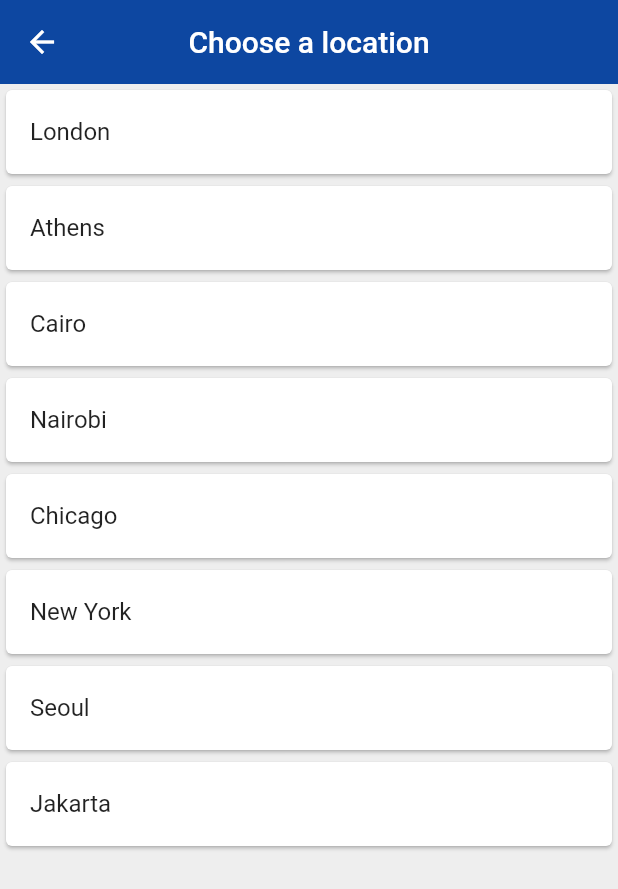
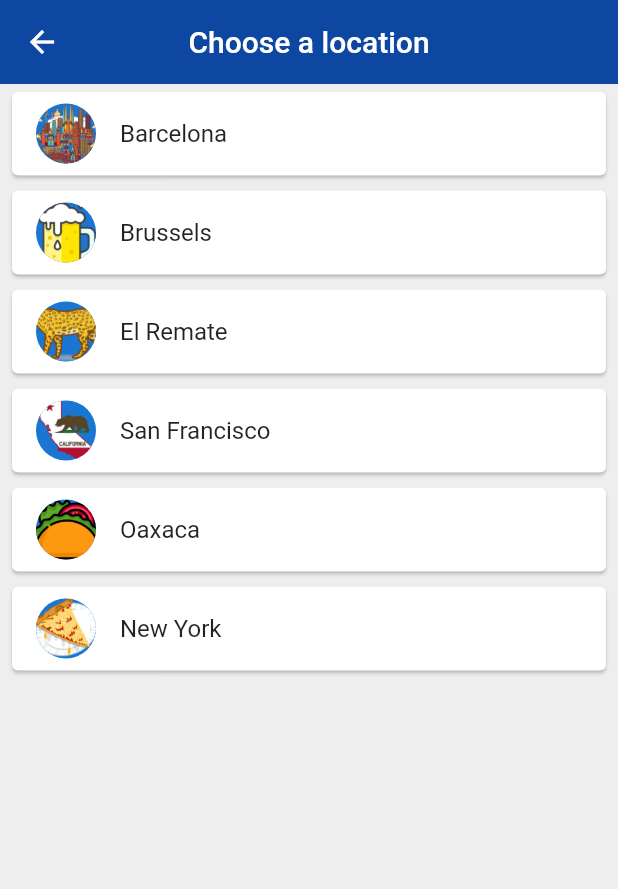
Before and after one commit to MayuRuru/flu_test, a Flutter app: the ChooseLocation screen opened by its route, on a phone screen of 412 x 824 dp. Shown: the top 889 px of the screen. Run offline on Flutter 3.47's test engine with Material 2 defaults, Android fonts, the light colour scheme and no system bars; our stand-ins replace flutter_spinkit; network calls fail.

Commit message:
finish time app

```diff
--- a/lib/WeatherApp/Pages/choose_location.dart
+++ b/lib/WeatherApp/Pages/choose_location.dart
@@ -11,15 +11,28 @@ class ChooseLocation extends StatefulWidget {
 class _ChooseLocationState extends State<ChooseLocation> {
 
   List<WorldTime> locations = [
-    WorldTime(url: 'Europe/London', location: 'London', flag: 'uk.png'),
-    WorldTime(url: 'Europe/Athens', location: 'Athens', flag: 'greece.png'),
-    WorldTime(url: 'Africa/Cairo', location: 'Cairo', flag: 'egypt.png'),
-    WorldTime(url: 'Africa/Nairobi', location: 'Nairobi', flag: 'kenya.png'),
-    WorldTime(url: 'America/Chicago', location: 'Chicago', flag: 'usa.png'),
-    WorldTime(url: 'America/New_York', location: 'New York', flag: 'usa.png'),
-    WorldTime(url: 'Asia/Seoul', location: 'Seoul', flag: 'south_korea.png'),
-    WorldTime(url: 'Asia/Jakarta', location: 'Jakarta', flag: 'indonesia.png'),
+    WorldTime(url: 'Europe/Madrid', location: 'Barcelona', flag: 'bcn.png'),
+    WorldTime(url: 'Europe/Brussels', location: 'Brussels', flag: 'bxl.png'),
+    WorldTime(url: 'America/Tegucigalpa', location: 'El Remate', flag: 'guate.png'),
+    WorldTime(url: 'America/Los_Angeles', location: 'San Francisco', flag: 'sf.png'),
+    WorldTime(url: 'America/Mexico_City', location: 'Oaxaca', flag: 'oax.png'),
+    WorldTime(url: 'America/New_York', location: 'New York', flag: 'ny.png'),
+    //WorldTime(url: 'Asia/Gaza', location: 'Haifa', flag: 'haifa.png'),
+    //WorldTime(url: 'Asia/Jakarta', location: 'Jakarta', flag: 'indonesia.png'),
   ];
+
+  void updateTime(index) async {
+    //store an instance in a variable:
+    WorldTime instanceTime = locations[index];
+    await instanceTime.getTime();
+    //navigate to home screen and pass the data to there:
+    Navigator.pop(context, {
+      'location': instanceTime.location,
+      'time': instanceTime.time,
+      'flag': instanceTime.flag,
+      'isDaytime': instanceTime.isDaytime,
+    });
+  }
 
   @override
   Widget build(BuildContext context) {
@@ -35,10 +48,18 @@ class _ChooseLocationState extends State<ChooseLocation> {
       body: ListView.builder(
         itemCount: locations.length,
           itemBuilder: (context, index){
-          return Card(
-            child: ListTile(
-              onTap: (){},
-              title: Text(locations[index].location),
+          return Padding(
+            padding: const EdgeInsets.symmetric(vertical: 1.0, horizontal: 4.0),
+            child: Card(
+              child: ListTile(
+                onTap: (){
+                  updateTime(index);
+                },
+                title: Text(locations[index].location),
+                leading: CircleAvatar(
+                  backgroundImage: AssetImage('assets/${locations[index].flag}'),
+                ),
+              ),
             ),
           );
           }
--- a/lib/WeatherApp/Pages/loading.dart
+++ b/lib/WeatherApp/Pages/loading.dart
@@ -3,8 +3,6 @@ import 'package:firstflut/WeatherApp/Services/world_time.dart';
 import 'package:flutter_spinkit/flutter_spinkit.dart';
 
 class Loading extends StatefulWidget {
-  const Loading({Key? key}) : super(key: key);
-
   @override
   State<Loading> createState() => _LoadingState();
 }
@@ -18,11 +16,11 @@ class _LoadingState extends State<Loading> {
 
 //String time = 'Loading...';
 
-// a Function to instanciate a time zone class:
+// a Function to instantiate a time zone class:
 
   void setupWorldTime() async {
     WorldTime instanceTime = WorldTime(
-        location: 'Berlin', flag: 'germany.png', url: 'Europe/Berlin');
+        location: 'Barcelona', flag: 'bcn.png', url: 'Europe/Madrid');
 
     await instanceTime.getTime();
     Navigator.pushReplacementNamed(context, '/home', arguments: {
--- a/lib/WeatherApp/Services/world_time.dart
+++ b/lib/WeatherApp/Services/world_time.dart
@@ -7,7 +7,7 @@ class WorldTime {
   late String time;
   String flag;
   String url;
-  late bool isDaytime;
+  bool isDaytime = true;
 
   WorldTime({required this.location, required this.flag, required this.url});
 
@@ -15,7 +15,7 @@ class WorldTime {
   Future<void> getTime() async {
     try {
       Response response =
-          await get(Uri(path: "http://worldtimeapi.org/api/timezone/$url"));
+          await get(Uri.parse("https://worldtimeapi.org/api/timezone/$url"));
       Map data = jsonDecode(response.body);
 
       String datetime = data['datetime'];
--- a/lib/main.dart
+++ b/lib/main.dart
@@ -26,8 +26,7 @@ import 'WeatherApp/Pages/home.dart';
 }*/
 
 void main() => runApp(MaterialApp(
-      //home: Home(),
-      initialRoute: '/home',
+      initialRoute: '/',
       routes: {
         '/': (context) => Loading(),
         '/home': (context) => Home(),
```
Also changed, not shown: lib/WeatherApp/Pages/home.dart (+30 -10 lines), assets/bcn.png (added), assets/bxl.png (added), assets/guate.png (added), assets/ny.png (added), assets/oax.png (added), assets/sf.png (added).
